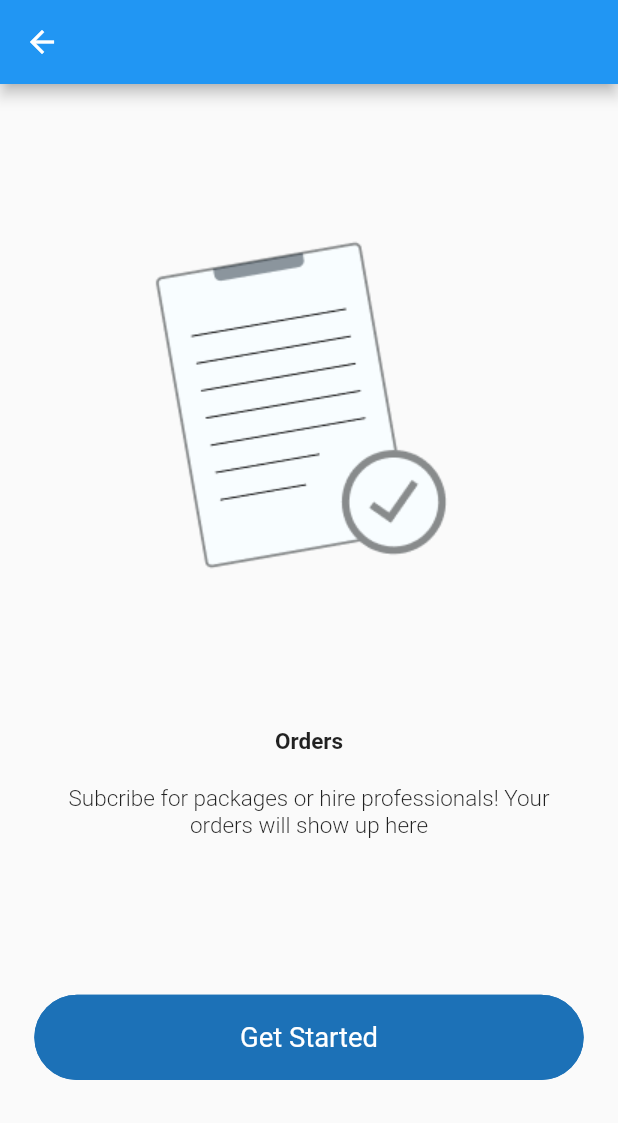
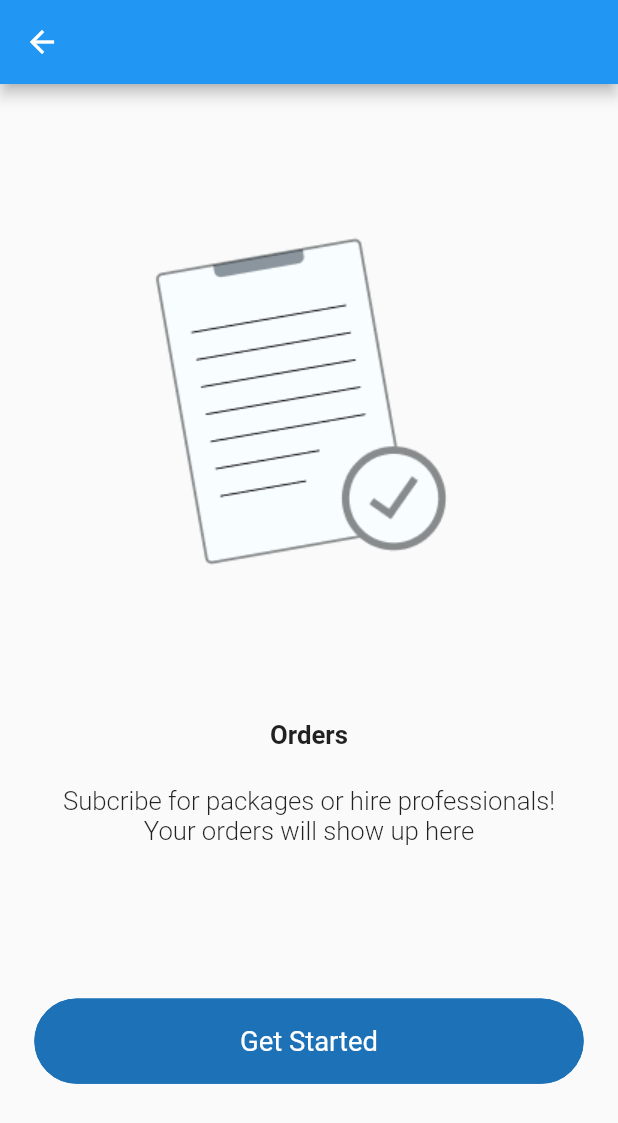
Before and after one commit to Ajaodolapo1301/vh_jobs, a Flutter app: the Orders screen opened by its route, on a phone screen of 412 x 824 dp. Shown: the top 1123 px of the screen. Run offline on Flutter 3.47's test engine with Material 2 defaults, Android fonts, the phone set to English and light mode, and no system bars; our stand-ins replace cached_network_image, device_info_plus, device_preview, dio, flutter_local_notifications, flutter_screenutil and 5 more; accounts and stored records are empty; Roboto replaces fonts that are missing (Geomanist).

Commit message:
remove static height and fontsizes

```diff
--- a/lib/modules/orders/root.dart
+++ b/lib/modules/orders/root.dart
@@ -29,19 +29,19 @@ class _OrdersState extends State<Orders> {
             Image.asset('assets/svgs/onboarding/order1.png'),
       Column(
 
-        children: const [
+        children:  [
           Text('Orders',
             style: TextStyle(
               fontWeight: FontWeight.bold,
-              fontSize: 15
+              fontSize: 15.sp
             ),
           ),
-          SizedBox(height: 20,),
+          SizedBox(height: 20.h,),
           Text('Subcribe for packages or hire professionals! Your orders will show up here',
             textAlign: TextAlign.center,
             style: TextStyle(
                 fontWeight: FontWeight.w300,
-                fontSize: 15
+                fontSize: 15.sp
             ),
           ),
         ],
```
